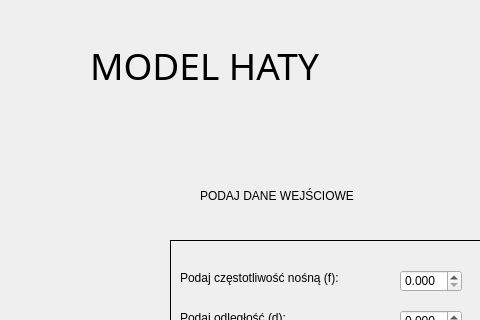
Before: the Qt Designer form UI/model_haty2.ui in lukaszbladziak5/ICalcThis, drawn with Qt 5; both pictures show x 380 to 860 and y 0 to 320 of the 1200 by 800 pixel window.
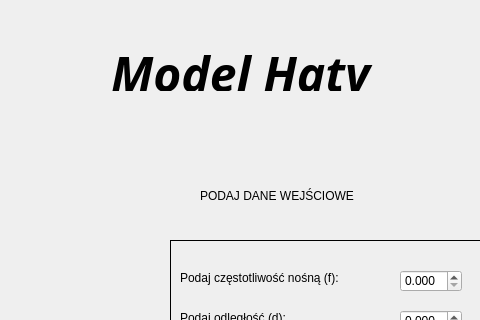
After: the same form once the commit is applied.

What changed in the file:
```diff
--- a/UI/model_haty2.ui
+++ b/UI/model_haty2.ui
@@ -37,17 +37,13 @@
     </property>
     <property name="font">
      <font>
-      <family>MS Gothic</family>
-      <pointsize>28</pointsize>
-      <italic>false</italic>
-      <bold>false</bold>
+      <family>Candara</family>
+      <pointsize>14</pointsize>
+      <italic>true</italic>
      </font>
     </property>
-    <property name="styleSheet">
-     <string notr="true">font: 28pt &quot;MS Gothic&quot;;</string>
-    </property>
     <property name="text">
-     <string>MODEL HATY</string>
+     <string>&lt;html&gt;&lt;head/&gt;&lt;body&gt;&lt;p align=&quot;center&quot;&gt;&lt;span style=&quot; font-size:36pt; font-weight:700;&quot;&gt;Model Haty&lt;/span&gt;&lt;/p&gt;&lt;/body&gt;&lt;/html&gt;</string>
     </property>
    </widget>
    <widget class="QLabel" name="dB_tekst2">
```
